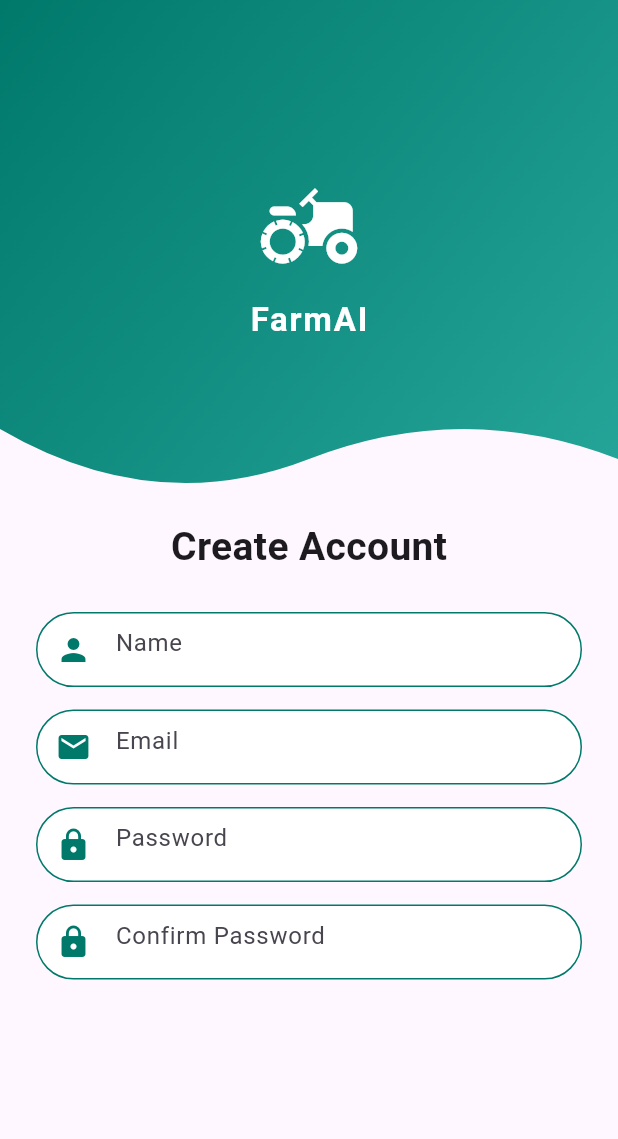
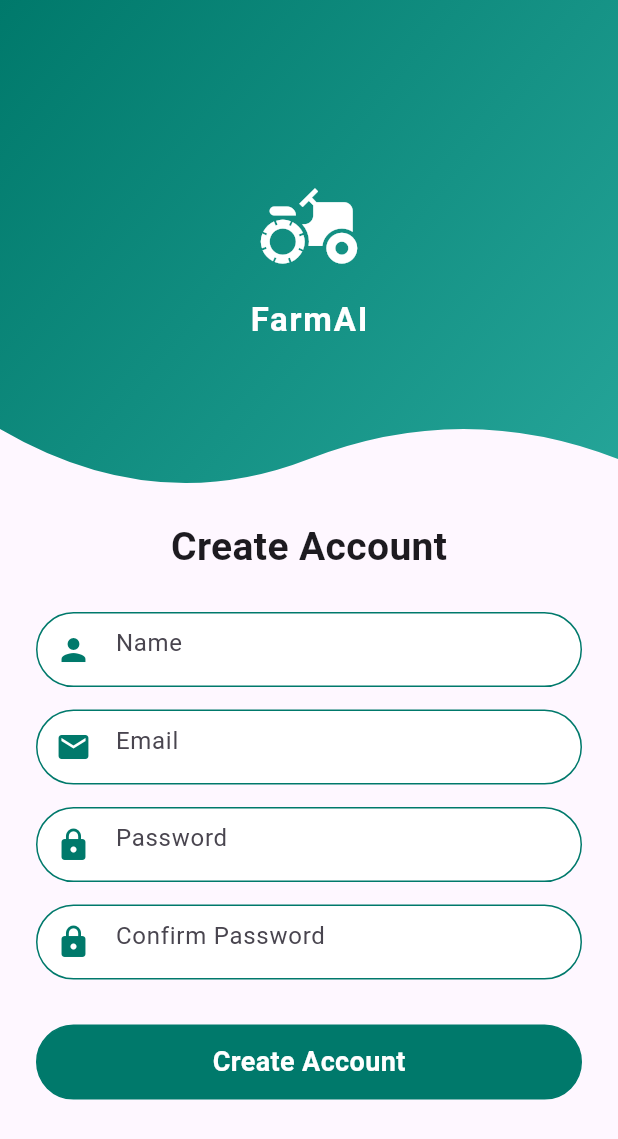
Before and after one commit to Nadia-Islam-Rupa/farmer_assistance, a Flutter app: the CreateAccount screen opened directly, on a phone screen of 412 x 824 dp. Shown: the top 1139 px of the screen. Run offline on Flutter 3.47's test engine with Material 3 defaults, Android fonts, the phone set to English and light mode, and no system bars; our stand-ins replace flutter_riverpod.

Commit message:
Add "Create Account" button to CreateAccount screen

```diff
--- a/lib/auth/new_log.dart
+++ b/lib/auth/new_log.dart
@@ -33,6 +33,27 @@ class CreateAccount extends StatelessWidget {
                   TextContainer(text: "Password", icon: Icons.lock),
                   SizedBox(height: 15),
                   TextContainer(text: "Confirm Password", icon: Icons.lock),
+                  SizedBox(height: 30),
+                  Container(
+                    height: 50,
+                    width: double.infinity,
+
+                    decoration: BoxDecoration(
+                      border: Border.all(color: Color(0xff00796B)),
+                      color: Color(0xff00796B),
+                      borderRadius: BorderRadius.circular(30),
+                    ),
+                    child: Center(
+                      child: Text(
+                        "Create Account",
+                        style: TextStyle(
+                          color: Colors.white,
+                          fontSize: 18,
+                          fontWeight: FontWeight.w600,
+                        ),
+                      ),
+                    ),
+                  ),
                 ],
               ),
             ),
```
